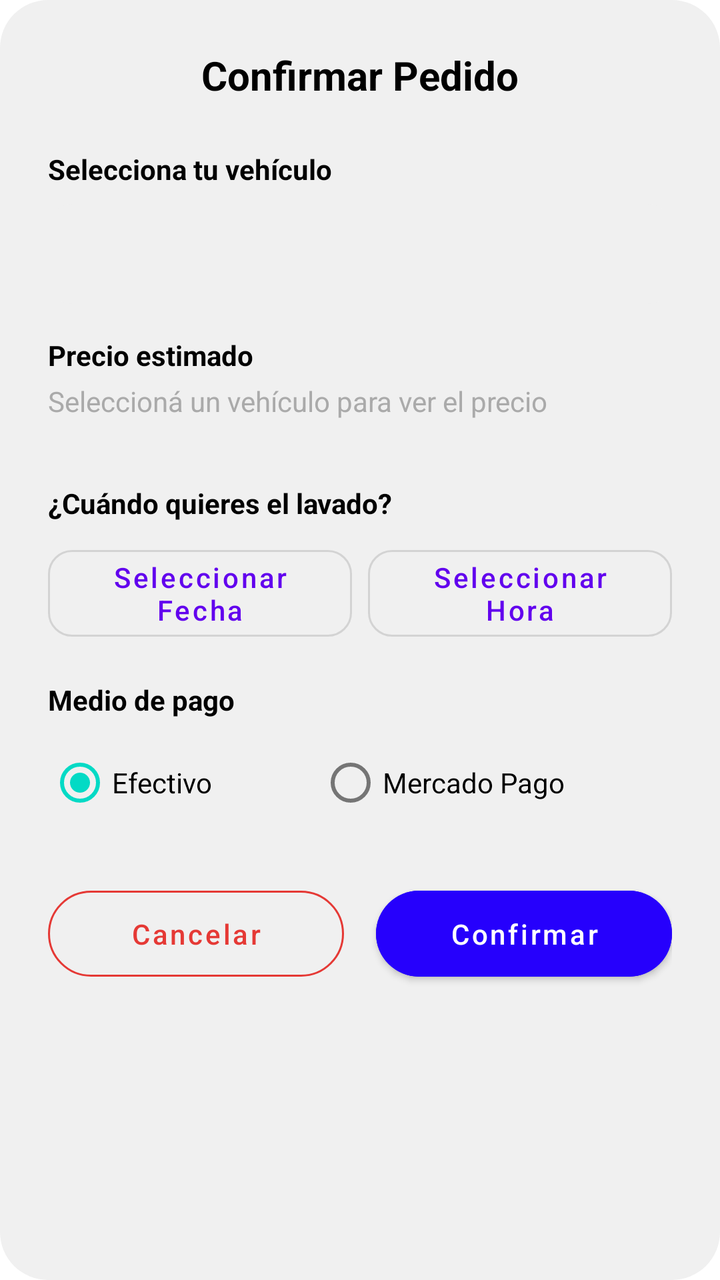
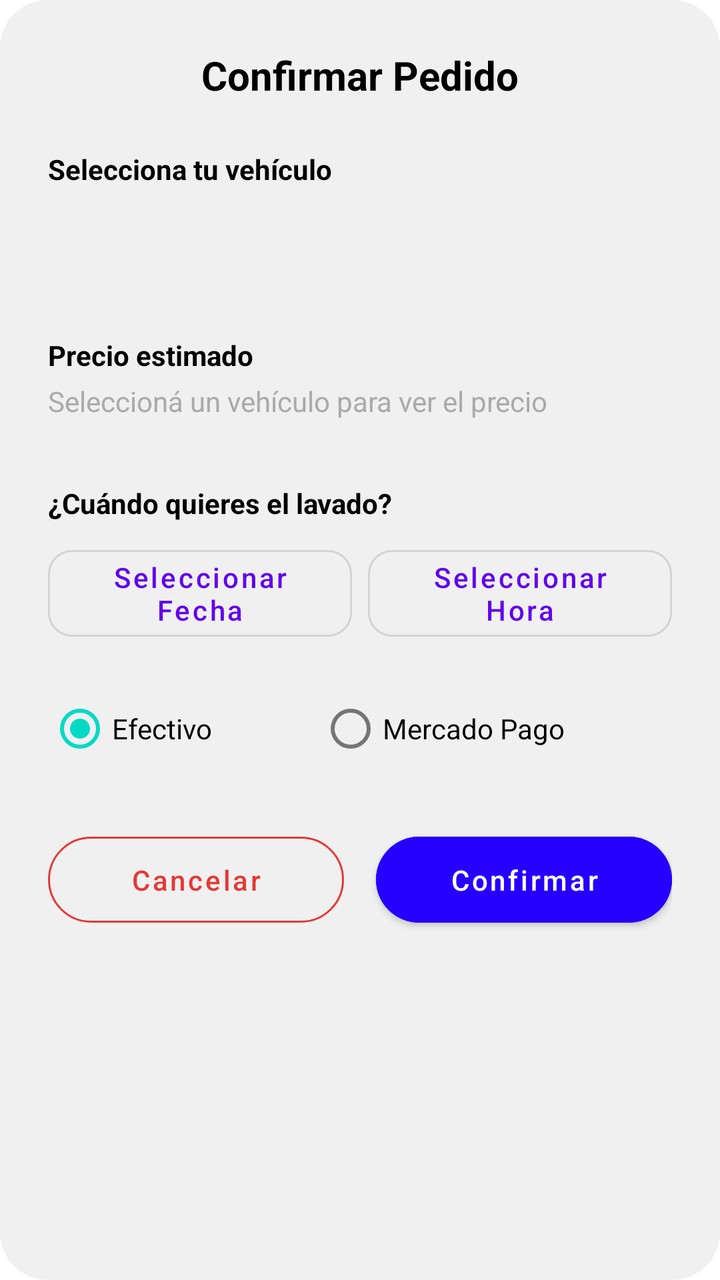

Compare the two renders of this Android layout. The source of the first and the diff that turns it into the second are given below.
<!-- AndroidManifest.xml: application theme Theme.CarWash -->
<!-- res/layout/layout_order_confirmation_bottom_sheet.xml -->
<?xml version="1.0" encoding="utf-8"?>
<LinearLayout xmlns:android="http://schemas.android.com/apk/res/android"
    xmlns:app="http://schemas.android.com/apk/res-auto"
    android:layout_width="match_parent"
    android:layout_height="wrap_content"
    android:orientation="vertical"
    android:padding="24dp"
    android:background="@drawable/search_bar_background">

    <TextView
        android:id="@+id/tvConfirmTitle"
        android:layout_width="wrap_content"
        android:layout_height="wrap_content"
        android:text="Confirmar Pedido"
        android:textColor="@color/black"
        android:textSize="20sp"
        android:textStyle="bold"
        android:layout_gravity="center_horizontal"
        android:layout_marginBottom="24dp"/>

    <TextView
        android:layout_width="wrap_content"
        android:layout_height="wrap_content"
        android:text="Selecciona tu vehículo"
        android:textColor="@color/black"
        android:textStyle="bold"
        android:layout_marginBottom="8dp"/>

    <Spinner
        android:id="@+id/spinnerVehicles"
        android:layout_width="match_parent"
        android:layout_height="50dp"
        android:background="@drawable/edit_text_background"
        android:layout_marginBottom="16dp"/>

    
    <TextView
        android:id="@+id/tvPriceLabel"
        android:layout_width="wrap_content"
        android:layout_height="wrap_content"
        android:text="Precio estimado"
        android:textColor="@color/black"
        android:textStyle="bold"
        android:layout_marginBottom="4dp"/>

    <TextView
        android:id="@+id/tvPrice"
        android:layout_width="match_parent"
        android:layout_height="wrap_content"
        android:text="Seleccioná un vehículo para ver el precio"
        android:textColor="@android:color/darker_gray"
        android:textSize="14sp"
        android:layout_marginBottom="16dp"/>

    <TextView
        android:layout_width="wrap_content"
        android:layout_height="wrap_content"
        android:text="¿Cuándo quieres el lavado?"
        android:textColor="@color/black"
        android:textStyle="bold"
        android:layout_marginTop="16dp"
        android:layout_marginBottom="8dp"/>

    <LinearLayout
        android:layout_width="match_parent"
        android:layout_height="wrap_content"
        android:orientation="horizontal"
        android:layout_marginBottom="16dp">

        <com.google.android.material.button.MaterialButton
            android:id="@+id/btnSelectDate"
            style="@style/Widget.MaterialComponents.Button.OutlinedButton"
            android:layout_width="0dp"
            android:layout_height="wrap_content"
            android:layout_weight="1"
            android:layout_marginEnd="4dp"
            android:text="Seleccionar Fecha"
            android:textAllCaps="false"
            app:cornerRadius="12dp"/>

        <com.google.android.material.button.MaterialButton
            android:id="@+id/btnSelectTime"
            style="@style/Widget.MaterialComponents.Button.OutlinedButton"
            android:layout_width="0dp"
            android:layout_height="wrap_content"
            android:layout_weight="1"
            android:layout_marginStart="4dp"
            android:text="Seleccionar Hora"
            android:textAllCaps="false"
            app:cornerRadius="12dp"/>
    </LinearLayout>

    <TextView
        android:layout_width="wrap_content"
        android:layout_height="wrap_content"
        android:text="Medio de pago"
        android:textColor="@color/black"
        android:textStyle="bold"
        android:layout_marginBottom="8dp"/>

    <RadioGroup
        android:id="@+id/rgPayment"
        android:layout_width="match_parent"
        android:layout_height="wrap_content"
        android:orientation="horizontal"
        android:layout_marginBottom="24dp">

        <RadioButton
            android:id="@+id/rbCash"
            android:layout_width="wrap_content"
            android:layout_height="wrap_content"
            android:text="Efectivo"
            android:checked="true"
            android:layout_weight="1"/>

        <RadioButton
            android:id="@+id/rbDigital"
            android:layout_width="wrap_content"
            android:layout_height="wrap_content"
            android:text="Mercado Pago"
            android:layout_weight="1"/>
    </RadioGroup>

    <LinearLayout
        android:layout_width="match_parent"
        android:layout_height="wrap_content"
        android:orientation="horizontal">

        <com.google.android.material.button.MaterialButton
            android:id="@+id/btnCancelOrder"
            style="@style/Widget.MaterialComponents.Button.OutlinedButton"
            android:layout_width="0dp"
            android:layout_height="55dp"
            android:layout_weight="1"
            android:layout_marginEnd="8dp"
            android:text="Cancelar"
            android:textAllCaps="false"
            android:textColor="@color/red"
            app:cornerRadius="24dp"
            app:strokeColor="@color/red" />

        <com.google.android.material.button.MaterialButton
            android:id="@+id/btnConfirmOrder"
            android:layout_width="0dp"
            android:layout_height="55dp"
            android:layout_weight="1"
            android:layout_marginStart="8dp"
            android:text="Confirmar"
            android:textAllCaps="false"
            android:textColor="@color/white"
            android:backgroundTint="@color/azulcarwash"
            app:cornerRadius="24dp" />

    </LinearLayout>

</LinearLayout>
<!-- resources referenced by this layout -->
<resources>
  <color name="azulcarwash">#2600FC</color>
  <color name="black">#FF000000</color>
  <color name="red">#E53935</color>
  <color name="white">#FFFFFFFF</color>
  <!-- drawable edit_text_background (drawable) -->
  <?xml version="1.0" encoding="utf-8"?>
  <shape xmlns:android="http://schemas.android.com/apk/res/android"
      android:shape="rectangle">
  
      
      <solid android:color="@color/edit_text_bg_gray" />
  
      
      <corners android:radius="12dp" />
  
  </shape>
  <!-- drawable search_bar_background (drawable) -->
  <?xml version="1.0" encoding="utf-8"?>
  <shape xmlns:android="http://schemas.android.com/apk/res/android"
      android:shape="rectangle">
      <solid android:color="#F0F0F0" />
      <corners android:radius="24dp" />
  </shape>
  <style name="Theme.CarWash" parent="Theme.MaterialComponents.DayNight.NoActionBar">
          
          <item name="colorPrimary">@color/purple_500</item>
          <item name="colorPrimaryVariant">@color/purple_700</item>
          <item name="colorOnPrimary">@color/white</item>
          
          <item name="colorSecondary">@color/teal_200</item>
          <item name="colorSecondaryVariant">@color/teal_700</item>
          <item name="colorOnSecondary">@color/black</item>
          
          <item name="android:statusBarColor">?attr/colorPrimaryVariant</item>
          
      </style>
  <color name="edit_text_bg_gray">#F0F0F0</color>
  <color name="purple_500">#FF6200EE</color>
  <color name="purple_700">#FF3700B3</color>
  <color name="teal_200">#FF03DAC5</color>
  <color name="teal_700">#FF018786</color>
</resources>

<!-- the commit's change to res/layout/layout_order_confirmation_bottom_sheet.xml (unified diff, before → after) -->
@@ -90,14 +90,6 @@
             app:cornerRadius="12dp"/>
     </LinearLayout>
 
-    <TextView
-        android:layout_width="wrap_content"
-        android:layout_height="wrap_content"
-        android:text="Medio de pago"
-        android:textColor="@color/black"
-        android:textStyle="bold"
-        android:layout_marginBottom="8dp"/>
-
     <RadioGroup
         android:id="@+id/rgPayment"
         android:layout_width="match_parent"
